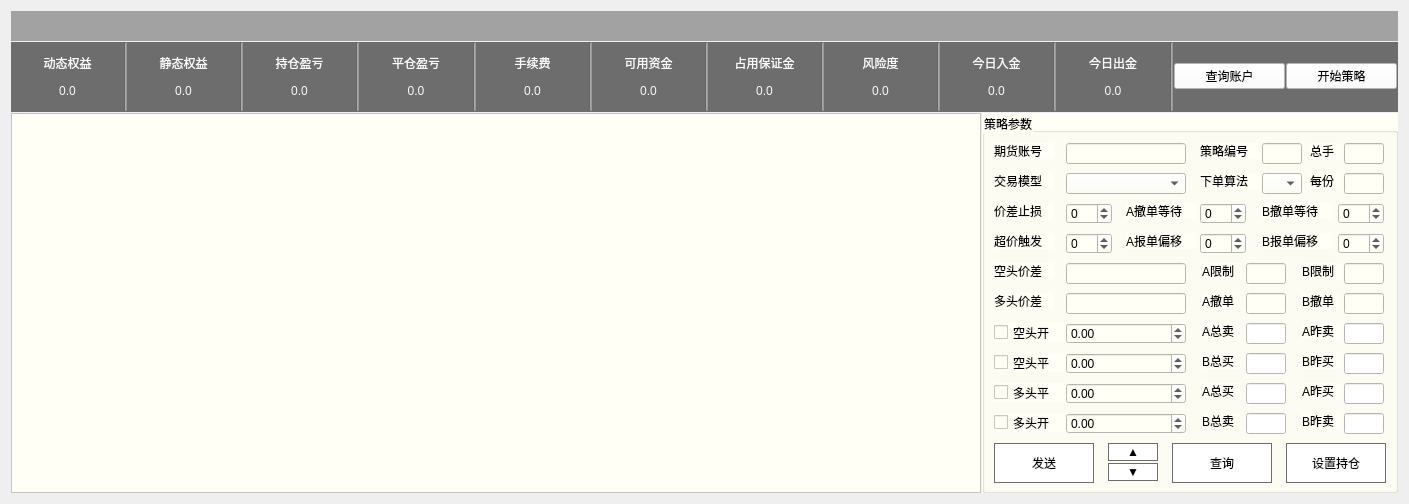
The window that PyCTP_Client/PyCTP_ClientUI/QAccountWidget.ui (yuwangying/PyCTP) describes before a commit, drawn with Qt 5.
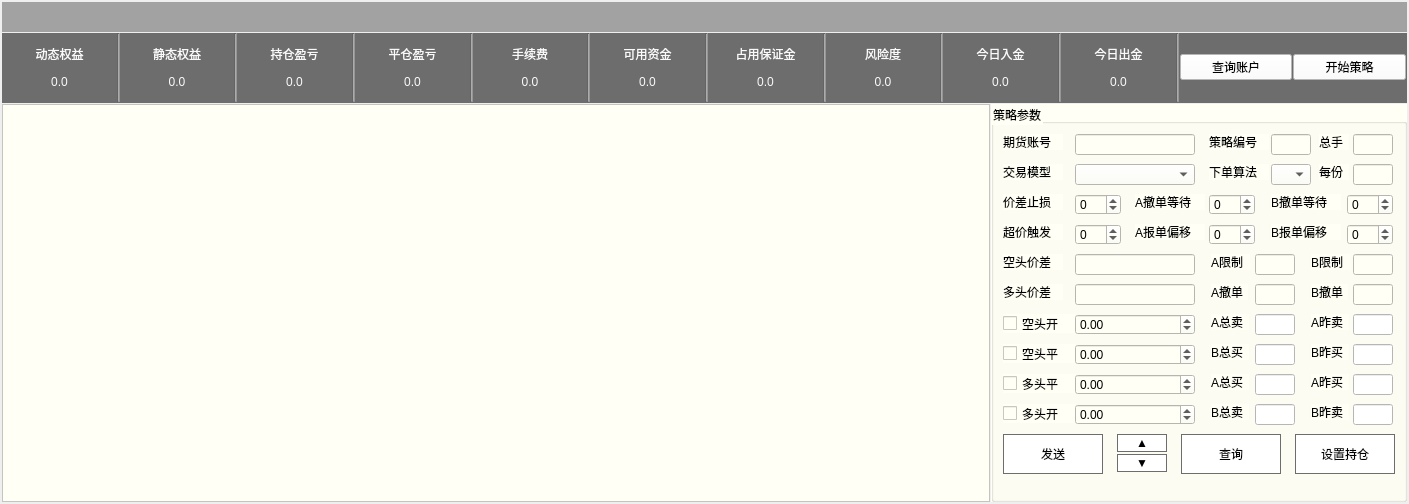
The same window after the commit.

Commit message: 2017/04/20 17:11:22 完成：修改右击菜单样式

What changed in the file:
```diff
--- a/PyCTP_Client/PyCTP_ClientUI/QAccountWidget.ui
+++ b/PyCTP_Client/PyCTP_ClientUI/QAccountWidget.ui
@@ -7,7 +7,7 @@
     <x>0</x>
     <y>0</y>
     <width>1409</width>
-    <height>493</height>
+    <height>504</height>
    </rect>
   </property>
   <property name="windowTitle">
@@ -51,9 +51,55 @@
 
   QTabBar::tab:!selected {
       margin-top: 2px; /* make non-selected tabs look smaller */
-  }</string>
+  }
+
+
+/*鼠标右击菜单样式*/
+QMenu {
+      background-color: #ABABAB; /* sets background of the menu */
+      border: 1px solid black;
+  }
+
+  QMenu::item {
+      /* sets background of menu item. set this to something non-transparent
+          if you want menu color and menu item color to be different */
+      background-color: transparent;
+  }
+
+  QMenu::item:selected { /* when user selects item using mouse or keyboard */
+      background-color: #654321;
+  }
+
+/*右下角托盘样式*/
+  QMenuBar {
+      background-color: qlineargradient(x1:0, y1:0, x2:0, y2:1,
+                                        stop:0 lightgray, stop:1 darkgray);
+  }
+
+  QMenuBar::item {
+      spacing: 3px; /* spacing between menu bar items */
+      padding: 1px 4px;
+      background: transparent;
+      border-radius: 4px;
+  }
+
+  QMenuBar::item:selected { /* when selected using mouse or keyboard */
+      background: #a8a8a8;
+  }
+
+  QMenuBar::item:pressed {
+      background: #888888;
+  }
+
+</string>
   </property>
-  <layout class="QVBoxLayout" name="verticalLayout">
+  <layout class="QVBoxLayout" name="verticalLayout" stretch="0">
+   <property name="spacing">
+    <number>2</number>
+   </property>
+   <property name="margin">
+    <number>2</number>
+   </property>
    <item>
     <widget class="QSplitter" name="splitter_qaccount">
      <property name="orientation">
```
The commit also changes 8 other files.
